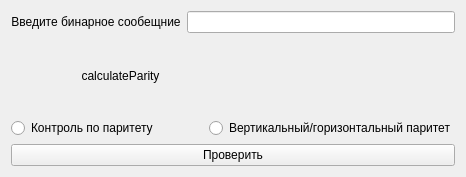
Old version of the form paritybits.ui in the repository amakarenkov134/parityTask.
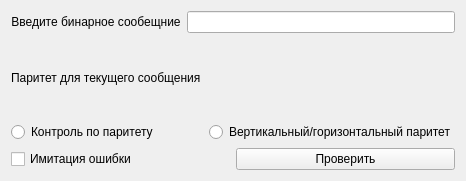
New version of the form.

Patch:
```diff
--- a/paritybits.ui
+++ b/paritybits.ui
@@ -7,7 +7,7 @@
     <x>0</x>
     <y>0</y>
     <width>466</width>
-    <height>177</height>
+    <height>181</height>
    </rect>
   </property>
   <property name="windowTitle">
@@ -37,11 +37,14 @@
       <layout class="QHBoxLayout" name="horizontalLayout_2">
        <item>
         <widget class="QLabel" name="calculateParityLabel">
+         <property name="midLineWidth">
+          <number>-1</number>
+         </property>
          <property name="text">
-          <string>calculateParity</string>
+          <string>Паритет для текущего сообщения</string>
          </property>
          <property name="alignment">
-          <set>Qt::AlignCenter</set>
+          <set>Qt::AlignLeading|Qt::AlignLeft|Qt::AlignVCenter</set>
          </property>
         </widget>
        </item>
@@ -76,11 +79,22 @@
       </layout>
      </item>
      <item row="3" column="0">
+      <layout class="QHBoxLayout" name="horizontalLayout_4">
+       <item>
+        <widget class="QCheckBox" name="imitateErrorsCheckBox">
+         <property name="text">
+          <string>Имитация ошибки</string>
+         </property>
+        </widget>
+       </item>
+       <item>
       <widget class="QPushButton" name="checkButton">
        <property name="text">
         <string>Проверить</string>
        </property>
       </widget>
+       </item>
+      </layout>
      </item>
     </layout>
    </item>
```
Lines whose indentation alone changed are shown as unchanged.
